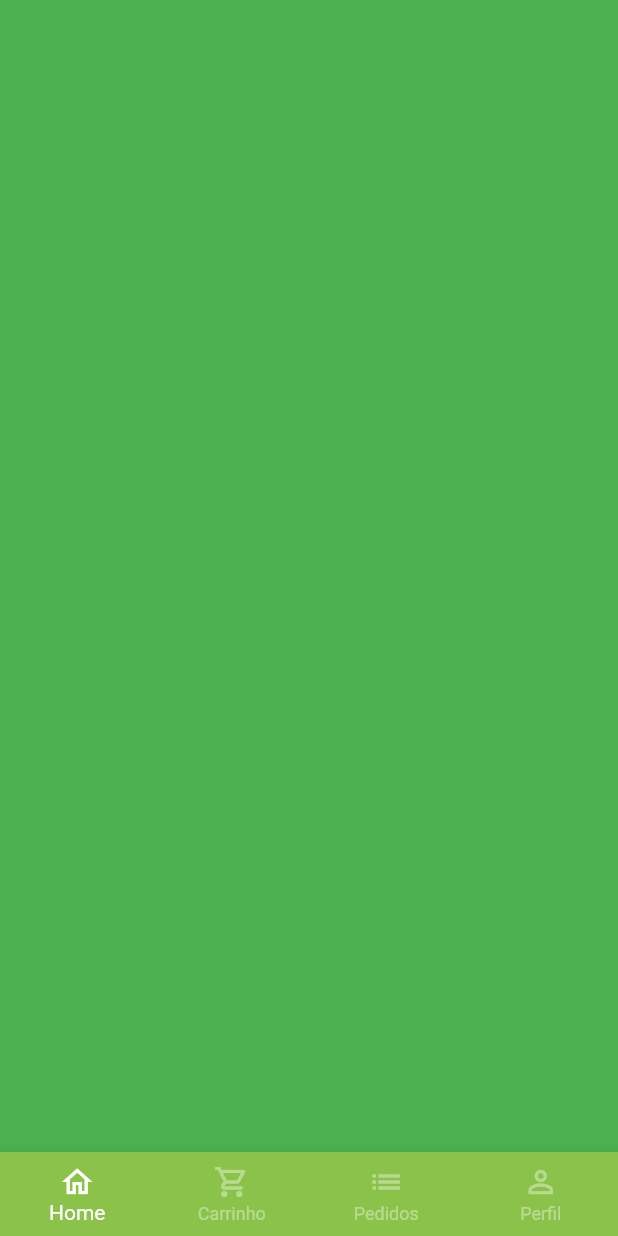
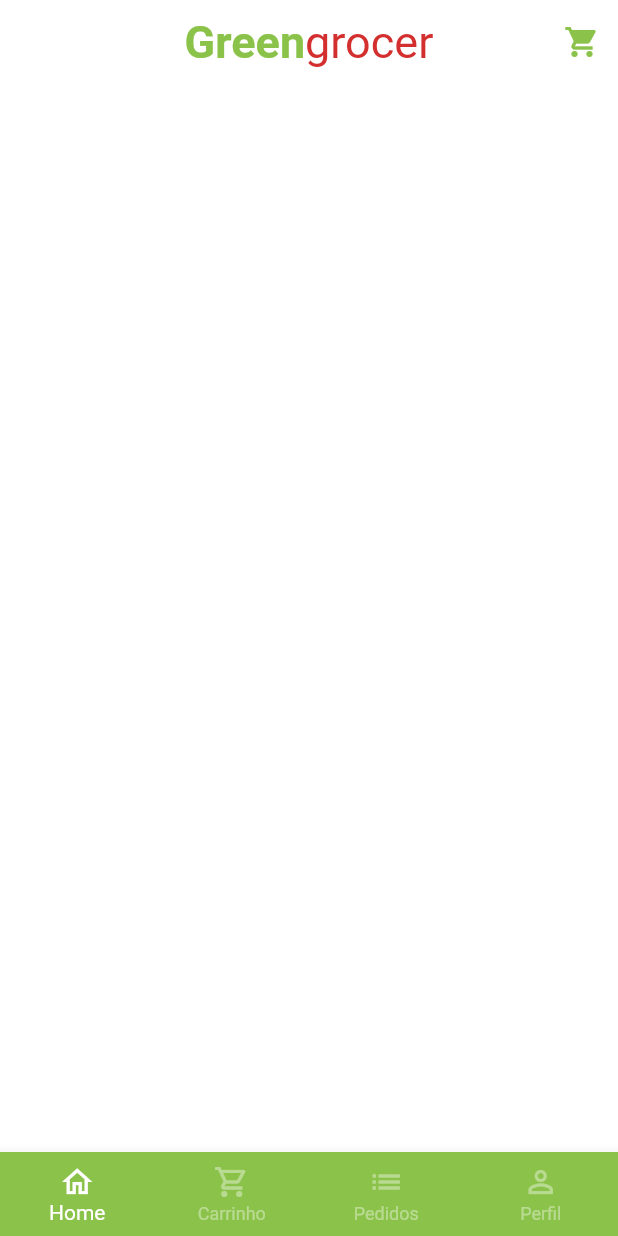
Before and after one commit to glesiosantos/greengrocer, a Flutter app: the screen it shows after launch, after a tap on "Acessar Perfil", on a phone screen of 412 x 824 dp. Run offline on Flutter 3.47's test engine with Material 2 defaults, Android fonts, the phone set to English and light mode, and no system bars; our stand-ins replace animated_text_kit, mask_text_input_formatter.

Commit message:
trabalhando na tela principal

```diff
--- a/lib/main.dart
+++ b/lib/main.dart
@@ -15,8 +15,8 @@ class MyApp extends StatelessWidget {
       title: 'Flutter Demo',
       debugShowCheckedModeBanner: false,
       theme: ThemeData(
-        primarySwatch: CustomColors.customSwatchColor,
-      ),
+          primarySwatch: CustomColors.customSwatchColor,
+          scaffoldBackgroundColor: CustomColors.customBackgroundScaffoldColor),
       home: const SignInScreen(),
     );
   }
--- a/lib/src/auth/sign_in_screen.dart
+++ b/lib/src/auth/sign_in_screen.dart
@@ -8,6 +8,7 @@ import 'package:greengrocer/src/custom/custom_text_field_form.dart';
 import 'package:animated_text_kit/animated_text_kit.dart';
 
 import '../config/custom_colors.dart';
+import '../custom/custom_logo_text.dart';
 
 class SignInScreen extends StatelessWidget {
   const SignInScreen({super.key});
@@ -26,22 +27,11 @@ class SignInScreen extends StatelessWidget {
                 child: Column(
                   mainAxisAlignment: MainAxisAlignment.center,
                   children: [
-                    Text.rich(
-                      TextSpan(style: const TextStyle(fontSize: 40), children: [
-                        const TextSpan(
-                            text: 'Green',
-                            style: TextStyle(
-                              color: Colors.white,
-                              fontWeight: FontWeight.bold,
-                            )),
-                        TextSpan(
-                          text: 'grocer',
-                          style: TextStyle(
-                            color: CustomColors.customContrastColor,
-                            fontWeight: FontWeight.normal,
-                          ),
-                        ),
-                      ]),
+                    const CustomLogoText(
+                      firtText: 'Green',
+                      lastText: 'grocer',
+                      sizeText: 40,
+                      firtTextColorIsWhite: true,
                     ),
                     DefaultTextStyle(
                       style: const TextStyle(fontSize: 20),
--- a/lib/src/base/base_screen.dart
+++ b/lib/src/base/base_screen.dart
@@ -1,16 +1,45 @@
 import 'package:flutter/material.dart';
 import 'package:greengrocer/src/config/custom_colors.dart';
+import 'package:greengrocer/src/home/home_tab.dart';
 
-class BaseSreen extends StatelessWidget {
+class BaseSreen extends StatefulWidget {
   const BaseSreen({super.key});
+
+  @override
+  State<BaseSreen> createState() => _BaseSreenState();
+}
+
+class _BaseSreenState extends State<BaseSreen> {
+  int currentIndex = 0;
+  final pageController = PageController();
 
   @override
   Widget build(BuildContext context) {
     return Scaffold(
-      body: Container(
-        color: Colors.green,
+      body: PageView(
+        physics: const NeverScrollableScrollPhysics(),
+        controller: pageController,
+        children: [
+          const HomeTab(),
+          Container(
+            color: Colors.purple,
+          ),
+          Container(
+            color: Colors.blue,
+          ),
+          Container(
+            color: Colors.amberAccent,
+          ),
+        ],
       ),
       bottomNavigationBar: BottomNavigationBar(
+        currentIndex: currentIndex,
+        onTap: (index) {
+          setState(() {
+            currentIndex = index; // para alterar a seleção do botton navigation
+            pageController.jumpToPage(index); // para alterar as páginas
+          });
+        },
         type: BottomNavigationBarType.fixed,
         backgroundColor: CustomColors.customSwatchColor,
         selectedItemColor: Colors.white,
--- a/lib/src/config/custom_colors.dart
+++ b/lib/src/config/custom_colors.dart
@@ -15,6 +15,7 @@ Map<int, Color> _swatchOpacity = {
 
 abstract class CustomColors {
   static Color customContrastColor = Colors.red.shade700;
+  static Color customBackgroundScaffoldColor = Colors.white.withAlpha(190);
   static MaterialColor customSwatchColor =
       MaterialColor(0xFF8BC34A, _swatchOpacity);
 }
--- /dev/null
+++ b/lib/src/custom/custom_logo_text.dart
@@ -0,0 +1,41 @@
+import 'package:flutter/material.dart';
+
+import '../config/custom_colors.dart';
+
+class CustomLogoText extends StatelessWidget {
+  final String firtText;
+  final String lastText;
+  final bool firtTextColorIsWhite;
+  final double sizeText;
+
+  const CustomLogoText({
+    super.key,
+    required this.firtText,
+    this.firtTextColorIsWhite = false,
+    required this.lastText,
+    required this.sizeText,
+  });
+
+  @override
+  Widget build(BuildContext context) {
+    return Text.rich(
+      TextSpan(style: TextStyle(fontSize: sizeText), children: [
+        TextSpan(
+            text: firtText,
+            style: TextStyle(
+              color: firtTextColorIsWhite
+                  ? Colors.white
+                  : CustomColors.customSwatchColor,
+              fontWeight: FontWeight.bold,
+            )),
+        TextSpan(
+          text: lastText,
+          style: TextStyle(
+            color: CustomColors.customContrastColor,
+            fontWeight: FontWeight.normal,
+          ),
+        ),
+      ]),
+    );
+  }
+}
--- /dev/null
+++ b/lib/src/home/home_tab.dart
@@ -0,0 +1,32 @@
+import 'package:flutter/material.dart';
+import 'package:greengrocer/src/config/custom_colors.dart';
+import 'package:greengrocer/src/custom/custom_logo_text.dart';
+
+class HomeTab extends StatelessWidget {
+  const HomeTab({super.key});
+
+  @override
+  Widget build(BuildContext context) {
+    return Scaffold(
+      appBar: AppBar(
+        centerTitle: true,
+        backgroundColor: Colors.transparent,
+        elevation: 0,
+        title: const CustomLogoText(
+          firtText: 'Green',
+          lastText: 'grocer',
+          sizeText: 30,
+        ),
+        actions: [
+          IconButton(
+            onPressed: () {},
+            icon: Icon(
+              Icons.shopping_cart,
+              color: CustomColors.customSwatchColor,
+            ),
+          )
+        ],
+      ),
+    );
+  }
+}
```
